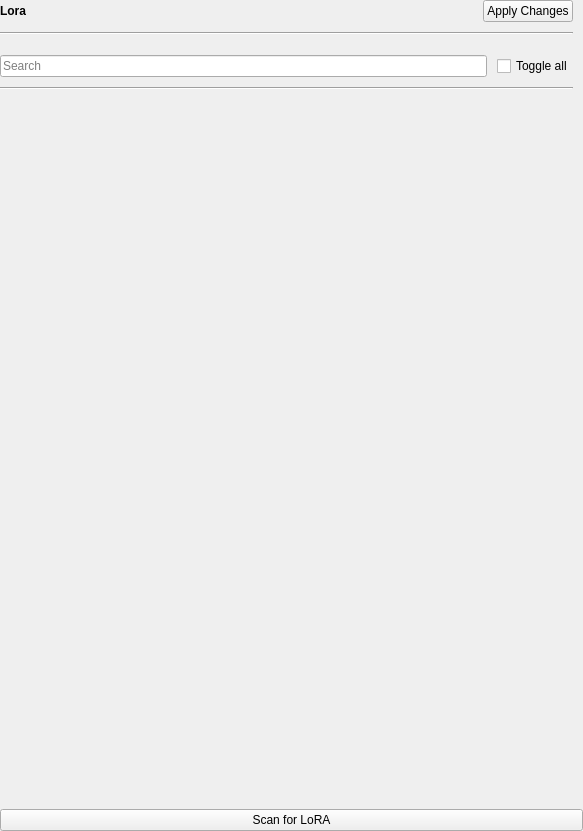
Capsize-Games/airunner, file src/airunner/gui/widgets/lora/templates/lora_container.ui: the form before one commit.
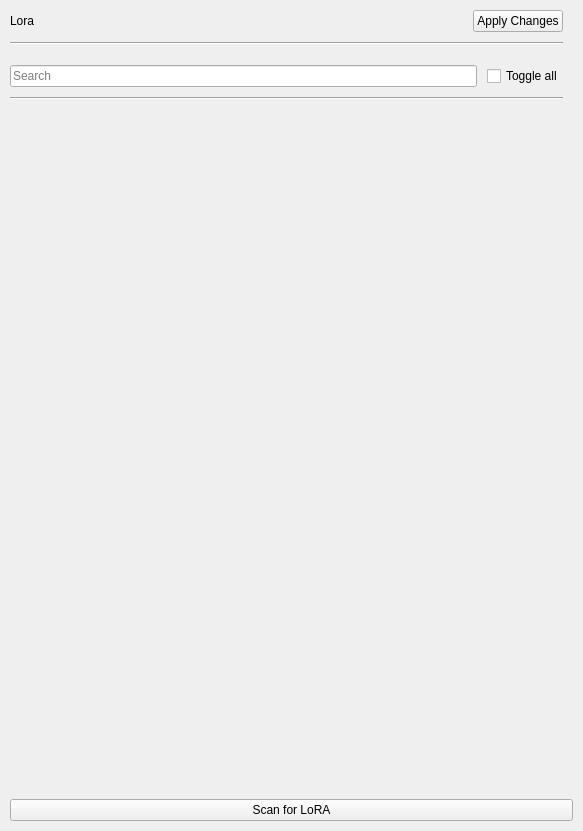
The form after the commit. Custom widgets are drawn as their Qt base class.

```diff
--- a/src/airunner/gui/widgets/lora/templates/lora_container.ui
+++ b/src/airunner/gui/widgets/lora/templates/lora_container.ui
@@ -15,16 +15,16 @@
   </property>
   <layout class="QGridLayout" name="gridLayout">
    <property name="leftMargin">
-    <number>0</number>
+    <number>10</number>
    </property>
    <property name="topMargin">
-    <number>0</number>
+    <number>10</number>
    </property>
    <property name="rightMargin">
-    <number>0</number>
+    <number>10</number>
    </property>
    <property name="bottomMargin">
-    <number>0</number>
+    <number>10</number>
    </property>
    <property name="horizontalSpacing">
     <number>0</number>
@@ -60,8 +60,8 @@
        <rect>
         <x>0</x>
         <y>0</y>
-        <width>583</width>
-        <height>672</height>
+        <width>563</width>
+        <height>652</height>
        </rect>
       </property>
       <layout class="QGridLayout" name="gridLayout_2">
@@ -113,7 +113,7 @@
         <widget class="QLabel" name="label">
          <property name="font">
           <font>
-           <bold>true</bold>
+           <bold>false</bold>
           </font>
          </property>
          <property name="text">
```
